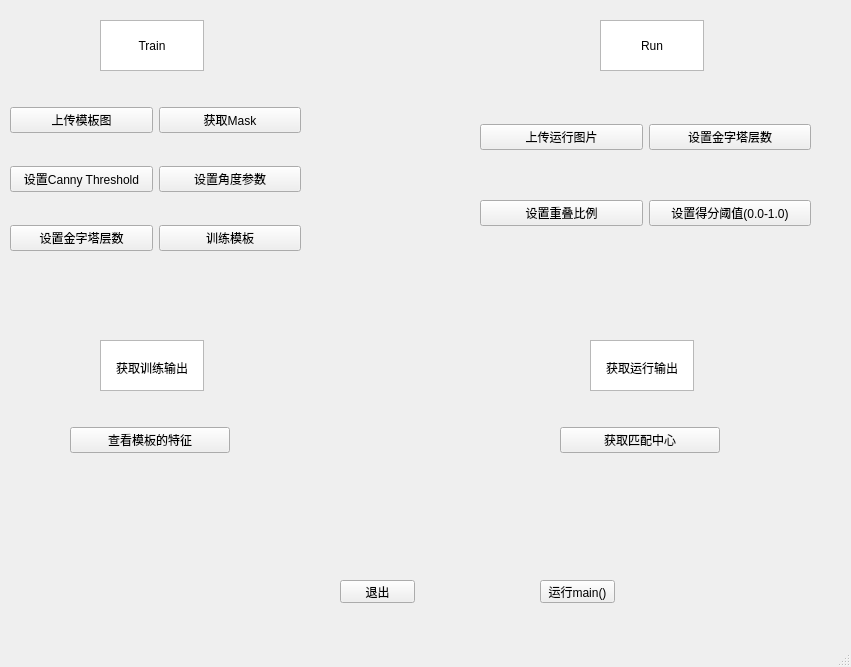
Qt form mainwindow.ui (UpennGitttt/TemplateMatchWithGUI) before a commit.
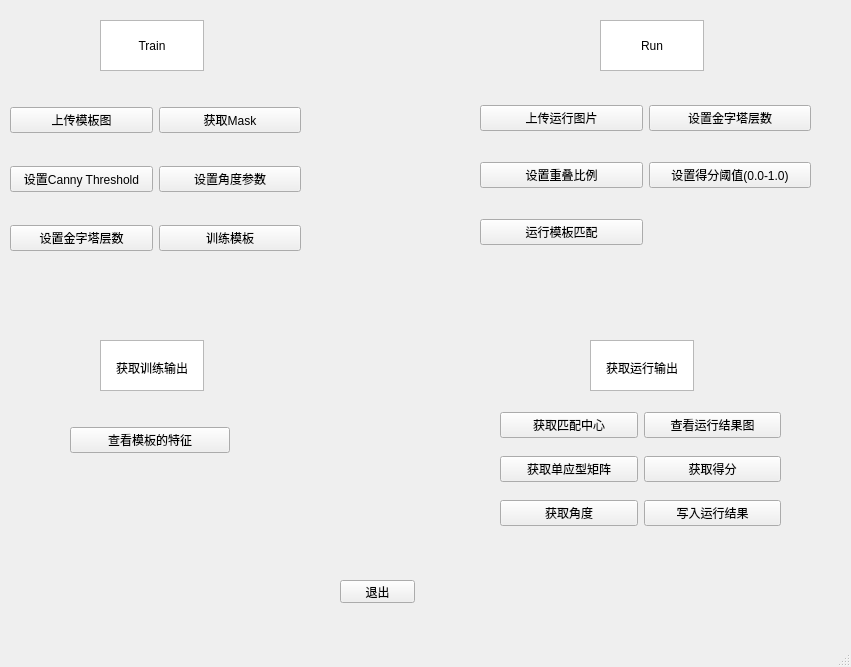
The same form after that commit.

Patch:
```diff
--- a/mainwindow.ui
+++ b/mainwindow.ui
@@ -14,19 +14,6 @@
    <string>MainWindow</string>
   </property>
   <widget class="QWidget" name="centralwidget">
-   <widget class="QPushButton" name="pushButton_mainfunction">
-    <property name="geometry">
-     <rect>
-      <x>540</x>
-      <y>580</y>
-      <width>75</width>
-      <height>23</height>
-     </rect>
-    </property>
-    <property name="text">
-     <string>运行main()</string>
-    </property>
-   </widget>
    <widget class="QPushButton" name="pushButton_exitmain">
     <property name="geometry">
      <rect>
@@ -104,6 +91,13 @@
      </rect>
     </property>
     <layout class="QGridLayout" name="gridLayout_2">
+     <item row="0" column="1">
+      <widget class="QPushButton" name="pushButton_setRunPyramidLevel">
+       <property name="text">
+        <string>设置金字塔层数</string>
+       </property>
+      </widget>
+     </item>
      <item row="1" column="0">
       <widget class="QPushButton" name="pushButton_setOverlapRatio">
        <property name="text">
@@ -111,13 +105,6 @@
        </property>
       </widget>
      </item>
-     <item row="0" column="0">
-      <widget class="QPushButton" name="pushButton_uploadRunImg">
-       <property name="text">
-        <string>上传运行图片</string>
-       </property>
-      </widget>
-     </item>
      <item row="1" column="1">
       <widget class="QPushButton" name="pushButton_setScoreThreshold">
        <property name="text">
@@ -125,10 +112,17 @@
        </property>
       </widget>
      </item>
-     <item row="0" column="1">
-      <widget class="QPushButton" name="pushButton_setRunPyramidLevel">
+     <item row="0" column="0">
+      <widget class="QPushButton" name="pushButton_uploadRunImg">
        <property name="text">
-        <string>设置金字塔层数</string>
+        <string>上传运行图片</string>
+       </property>
+      </widget>
+     </item>
+     <item row="2" column="0">
+      <widget class="QPushButton" name="pushButton_runTempMatch">
+       <property name="text">
+        <string>运行模板匹配</string>
        </property>
       </widget>
      </item>
@@ -240,13 +234,20 @@
    <widget class="QWidget" name="gridLayoutWidget_4">
     <property name="geometry">
      <rect>
-      <x>560</x>
+      <x>500</x>
       <y>400</y>
-      <width>160</width>
-      <height>80</height>
+      <width>281</width>
+      <height>141</height>
      </rect>
     </property>
     <layout class="QGridLayout" name="gridLayout_4">
+     <item row="1" column="0">
+      <widget class="QPushButton" name="pushButton_getHomogrhy">
+       <property name="text">
+        <string>获取单应型矩阵</string>
+       </property>
+      </widget>
+     </item>
      <item row="0" column="0">
       <widget class="QPushButton" name="pushButton_getCenter">
        <property name="text">
@@ -254,6 +255,34 @@
        </property>
       </widget>
      </item>
+     <item row="0" column="1">
+      <widget class="QPushButton" name="pushButton_showRunRes">
+       <property name="text">
+        <string>查看运行结果图</string>
+       </property>
+      </widget>
+     </item>
+     <item row="1" column="1">
+      <widget class="QPushButton" name="pushButton_getscore">
+       <property name="text">
+        <string>获取得分</string>
+       </property>
+      </widget>
+     </item>
+     <item row="2" column="0">
+      <widget class="QPushButton" name="pushButton_getAngle">
+       <property name="text">
+        <string>获取角度</string>
+       </property>
+      </widget>
+     </item>
+     <item row="2" column="1">
+      <widget class="QPushButton" name="pushButton_writeJson">
+       <property name="text">
+        <string>写入运行结果</string>
+       </property>
+      </widget>
+     </item>
     </layout>
    </widget>
   </widget>
```
